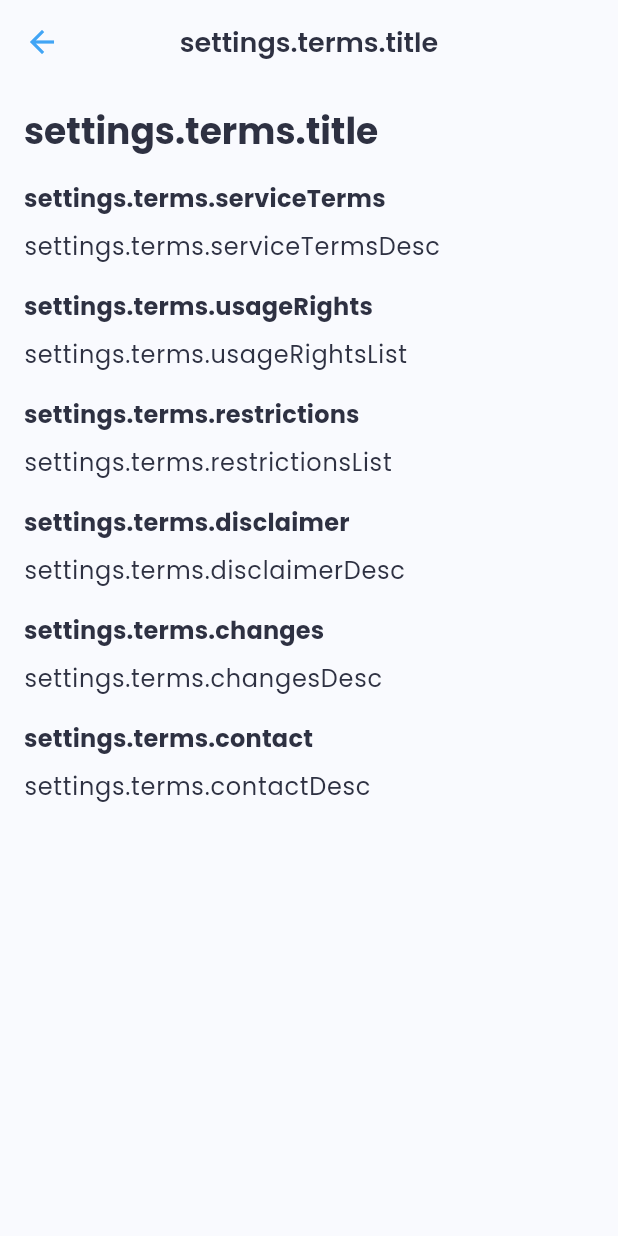
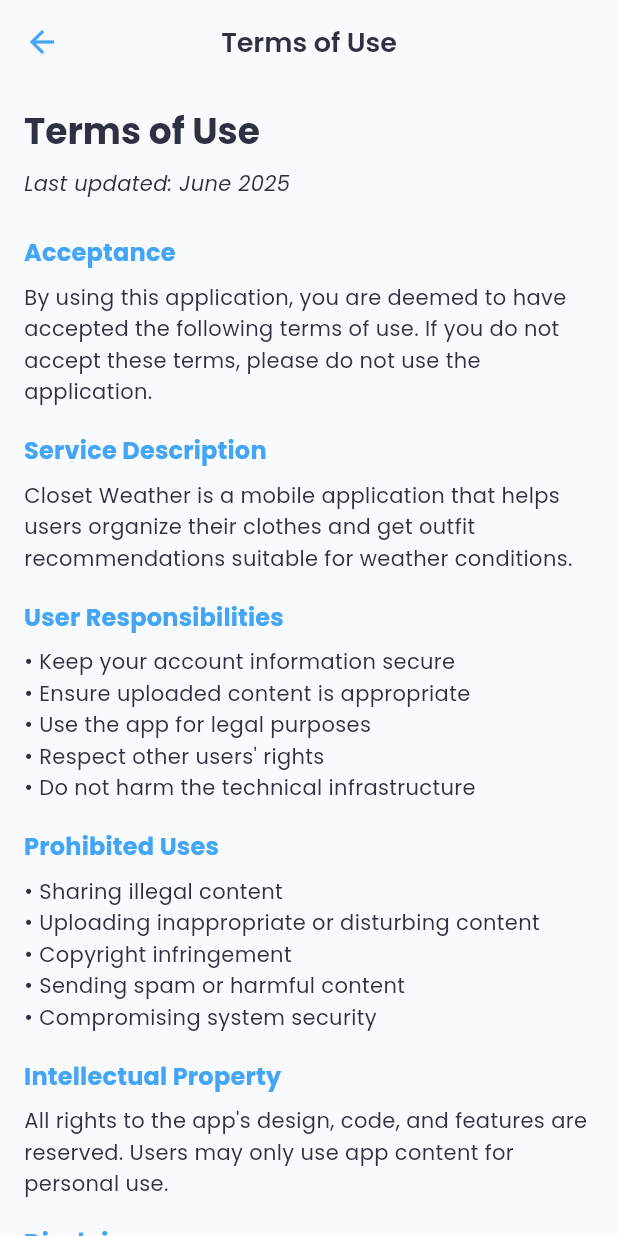
Before and after one commit to Burcu2502/bitirmeprojesi, a Flutter app: the TermsOfServiceScreen screen opened directly, on a phone screen of 412 x 824 dp. Run offline on Flutter 3.47's test engine with Material 3 defaults, Android fonts, the phone set to English and light mode, and no system bars; our stand-ins replace cloud_firestore, connectivity_plus, easy_localization, firebase_auth, firebase_core, firebase_storage and 8 more; missing offline and left inert: flutter_web_auth_2; accounts and stored records are empty; network calls fail.

Commit message:
privacy and terms

```diff
--- a/closet_weather_app/assets/translations/en-US.json
+++ b/closet_weather_app/assets/translations/en-US.json
@@ -85,7 +85,57 @@
     "privacy": "Privacy Policy",
     "terms": "Terms of Use",
     "privacyNotReady": "Privacy policy is not ready yet",
-    "termsNotReady": "Terms of use are not ready yet"
+    "termsNotReady": "Terms of use are not ready yet",
+    "privacyPolicy": {
+      "title": "Privacy Policy",
+      "lastUpdated": "Last updated: June 2025",
+      "dataProtection": "Data Protection",
+      "dataProtectionDesc": "This application is committed to protecting your personal data and ensuring your privacy. This privacy policy explains how your data is collected, used, and protected.",
+      "collectedData": "Collected Data",
+      "collectedDataList": "• Account information (email address, full name)\n• Clothing photos and information\n• Location data (for weather information)\n• App usage data\n• Style preferences and settings",
+      "dataUsage": "Data Usage",
+      "dataUsageList": "• Provide personalized outfit recommendations\n• Display weather information\n• Improve app performance\n• Enhance user experience\n• Provide technical support",
+      "dataSecurity": "Data Security",
+      "dataSecurityDesc": "Your data is stored encrypted in Firebase's secure infrastructure. Personal information is not shared with third parties and is only accessible by you.",
+      "userRights": "User Rights",
+      "userRightsDesc": "• Right to access your data\n• Right to rectify data\n• Right to delete data\n• Right to data portability\n• Right to object to processing",
+      "dataRetention": "Data Retention",
+      "dataRetentionDesc": "Your personal data is retained until you delete your account or as required by legal obligations. When you delete your account, all your data is permanently removed.",
+      "cookies": "Cookies and Local Storage",
+      "cookiesDesc": "The app uses local storage to save user preferences and session information. This data is stored on your device and does not affect personal privacy.",
+      "thirdParty": "Third-Party Services",
+      "thirdPartyDesc": "The app uses the following third-party services:\n• Firebase (Google) - Authentication and data storage\n• OpenWeatherMap - Weather information\nThese services have their own privacy policies.",
+      "contact": "Contact",
+      "contactDesc": "If you have questions about our privacy policy, you can contact us at burcu@weathercloset.com.",
+      "changes": "Changes",
+      "changesDesc": "This privacy policy may be updated from time to time. Significant changes will be announced through in-app notifications."
+    },
+    "termsOfService": {
+      "title": "Terms of Use",
+      "lastUpdated": "Last updated: June 2025",
+      "acceptance": "Acceptance",
+      "acceptanceDesc": "By using this application, you are deemed to have accepted the following terms of use. If you do not accept these terms, please do not use the application.",
+      "serviceDescription": "Service Description",
+      "serviceDescriptionDesc": "Closet Weather is a mobile application that helps users organize their clothes and get outfit recommendations suitable for weather conditions.",
+      "userResponsibilities": "User Responsibilities",
+      "userResponsibilitiesDesc": "• Keep your account information secure\n• Ensure uploaded content is appropriate\n• Use the app for legal purposes\n• Respect other users' rights\n• Do not harm the technical infrastructure",
+      "prohibitedUses": "Prohibited Uses",
+      "prohibitedUsesDesc": "• Sharing illegal content\n• Uploading inappropriate or disturbing content\n• Copyright infringement\n• Sending spam or harmful content\n• Compromising system security",
+      "intellectualProperty": "Intellectual Property",
+      "intellectualPropertyDesc": "All rights to the app's design, code, and features are reserved. Users may only use app content for personal use.",
+      "disclaimer": "Disclaimer",
+      "disclaimerDesc": "The app is provided 'as is'. Weather information and outfit recommendations are for informational purposes only. Accuracy is not guaranteed.",
+      "limitations": "Liability Limitations",
+      "limitationsDesc": "The app provider is not responsible for direct or indirect damages arising from the use of the application.",
+      "termination": "Account Termination",
+      "terminationDesc": "Accounts violating terms of use may be temporarily or permanently suspended. Users can close their accounts at any time.",
+      "changes": "Changes",
+      "changesDesc": "These terms of use may be updated from time to time. Updates will be announced through in-app notifications.",
+      "governingLaw": "Governing Law",
+      "governingLawDesc": "These terms are subject to the laws of the Republic of Turkey and are under the jurisdiction of Turkish courts.",
+      "contact": "Contact",
+      "contactDesc": "For questions about terms of use, you can contact us at burcu@weathercloset.com."
+    }
   },
 
   "stylePreferences": {
--- a/closet_weather_app/lib/features/profile/presentation/screens/terms_of_service_screen.dart
+++ b/closet_weather_app/lib/features/profile/presentation/screens/terms_of_service_screen.dart
@@ -8,7 +8,7 @@
   Widget build(BuildContext context) {
     return Scaffold(
       appBar: AppBar(
-        title: Text('settings.terms.title'.tr()),
+        title: Text('settings.termsOfService.title'.tr()),
         centerTitle: true,
       ),
       body: SingleChildScrollView(
@@ -17,86 +17,112 @@
           crossAxisAlignment: CrossAxisAlignment.start,
           children: [
             Text(
-              'settings.terms.title',
+              'settings.termsOfService.title'.tr(),
               style: Theme.of(context).textTheme.headlineSmall?.copyWith(
                 fontWeight: FontWeight.bold,
               ),
-            ).tr(),
-            const SizedBox(height: 16),
-            Text(
-              'settings.terms.serviceTerms',
-              style: Theme.of(context).textTheme.titleMedium?.copyWith(
-                fontWeight: FontWeight.bold,
-              ),
-            ).tr(),
+            ),
             const SizedBox(height: 8),
             Text(
-              'settings.terms.serviceTermsDesc',
-              style: Theme.of(context).textTheme.bodyLarge,
-            ).tr(),
-            const SizedBox(height: 16),
-            Text(
-              'settings.terms.usageRights',
-              style: Theme.of(context).textTheme.titleMedium?.copyWith(
-                fontWeight: FontWeight.bold,
+              'settings.termsOfService.lastUpdated'.tr(),
+              style: Theme.of(context).textTheme.bodyMedium?.copyWith(
+                color: Theme.of(context).colorScheme.onSurfaceVariant,
+                fontStyle: FontStyle.italic,
               ),
-            ).tr(),
-            const SizedBox(height: 8),
-            Text(
-              'settings.terms.usageRightsList',
-              style: Theme.of(context).textTheme.bodyLarge,
-            ).tr(),
-            const SizedBox(height: 16),
-            Text(
-              'settings.terms.restrictions',
-              style: Theme.of(context).textTheme.titleMedium?.copyWith(
-                fontWeight: FontWeight.bold,
-              ),
-            ).tr(),
-            const SizedBox(height: 8),
-            Text(
-              'settings.terms.restrictionsList',
-              style: Theme.of(context).textTheme.bodyLarge,
-            ).tr(),
-            const SizedBox(height: 16),
-            Text(
-              'settings.terms.disclaimer',
-              style: Theme.of(context).textTheme.titleMedium?.copyWith(
-                fontWeight: FontWeight.bold,
-              ),
-            ).tr(),
-            const SizedBox(height: 8),
-            Text(
-              'settings.terms.disclaimerDesc',
-              style: Theme.of(context).textTheme.bodyLarge,
-            ).tr(),
-            const SizedBox(height: 16),
-            Text(
-              'settings.terms.changes',
-              style: Theme.of(context).textTheme.titleMedium?.copyWith(
-                fontWeight: FontWeight.bold,
-              ),
-            ).tr(),
-            const SizedBox(height: 8),
-            Text(
-              'settings.terms.changesDesc',
-              style: Theme.of(context).textTheme.bodyLarge,
-            ).tr(),
-            const SizedBox(height: 16),
-            Text(
-              'settings.terms.contact',
-              style: Theme.of(context).textTheme.titleMedium?.copyWith(
-                fontWeight: FontWeight.bold,
-              ),
-            ).tr(),
-            const SizedBox(height: 8),
-            Text(
-              'settings.terms.contactDesc',
-              style: Theme.of(context).textTheme.bodyLarge,
-            ).tr(),
+            ),
+            const SizedBox(height: 24),
+
+            _buildSection(
+              context,
+              'settings.termsOfService.acceptance'.tr(),
+              'settings.termsOfService.acceptanceDesc'.tr(),
+            ),
+
+            _buildSection(
+              context,
+              'settings.termsOfService.serviceDescription'.tr(),
+              'settings.termsOfService.serviceDescriptionDesc'.tr(),
+            ),
+
+            _buildSection(
+              context,
+              'settings.termsOfService.userResponsibilities'.tr(),
+              'settings.termsOfService.userResponsibilitiesDesc'.tr(),
+            ),
+
+            _buildSection(
+              context,
+              'settings.termsOfService.prohibitedUses'.tr(),
+              'settings.termsOfService.prohibitedUsesDesc'.tr(),
+            ),
+
+            _buildSection(
+              context,
+              'settings.termsOfService.intellectualProperty'.tr(),
+              'settings.termsOfService.intellectualPropertyDesc'.tr(),
+            ),
+
+            _buildSection(
+              context,
+              'settings.termsOfService.disclaimer'.tr(),
+              'settings.termsOfService.disclaimerDesc'.tr(),
+            ),
+
+            _buildSection(
+              context,
+              'settings.termsOfService.limitations'.tr(),
+              'settings.termsOfService.limitationsDesc'.tr(),
+            ),
+
+            _buildSection(
+              context,
+              'settings.termsOfService.termination'.tr(),
+              'settings.termsOfService.terminationDesc'.tr(),
+            ),
+
+            _buildSection(
+              context,
+              'settings.termsOfService.changes'.tr(),
+              'settings.termsOfService.changesDesc'.tr(),
+            ),
+
+            _buildSection(
+              context,
+              'settings.termsOfService.governingLaw'.tr(),
+              'settings.termsOfService.governingLawDesc'.tr(),
+            ),
+
+            _buildSection(
+              context,
+              'settings.termsOfService.contact'.tr(),
+              'settings.termsOfService.contactDesc'.tr(),
+            ),
           ],
         ),
       ),
     );
   }
+
+  Widget _buildSection(BuildContext context, String title, String content) {
+    return Column(
+      crossAxisAlignment: CrossAxisAlignment.start,
+      children: [
+        Text(
+          title,
+          style: Theme.of(context).textTheme.titleMedium?.copyWith(
+            fontWeight: FontWeight.bold,
+            color: Theme.of(context).colorScheme.primary,
+          ),
+        ),
+        const SizedBox(height: 8),
+        Text(
+          content,
+          style: Theme.of(context).textTheme.bodyMedium?.copyWith(
+            height: 1.5,
+          ),
+        ),
+        const SizedBox(height: 16),
+      ],
+    );
+  }
 }
```
Also changed, not shown: closet_weather_app/assets/translations/tr-TR.json (+51 -1 lines), closet_weather_app/lib/features/profile/presentation/screens/privacy_policy_screen.dart (+92 -60 lines).
